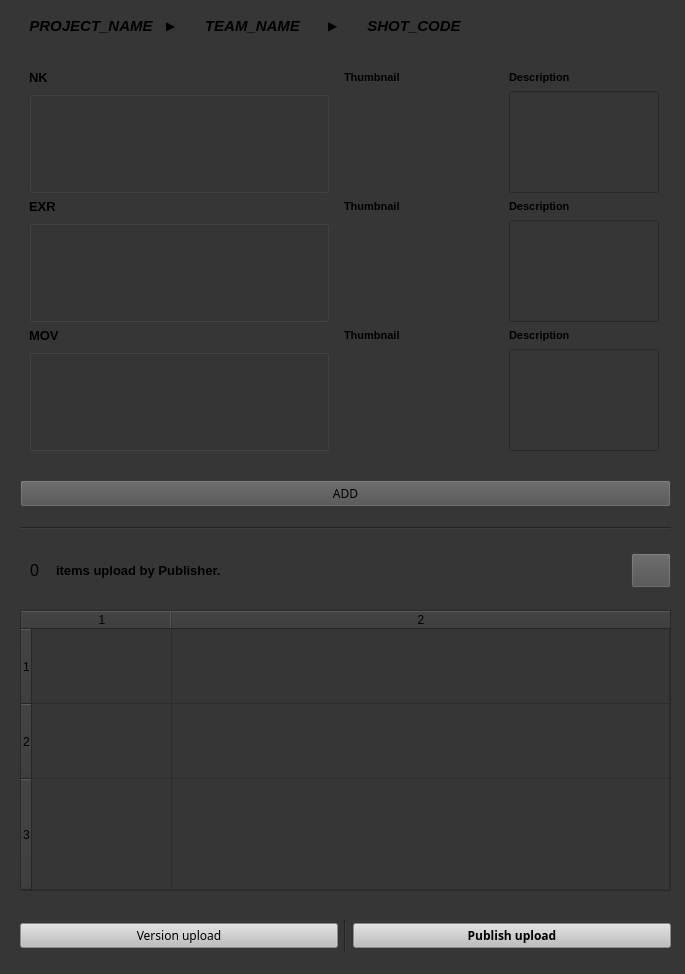
The window that pipeline/scripts/publish/publish_ver6.ui (UiChul/yummy) describes before a commit, drawn with Qt 5.
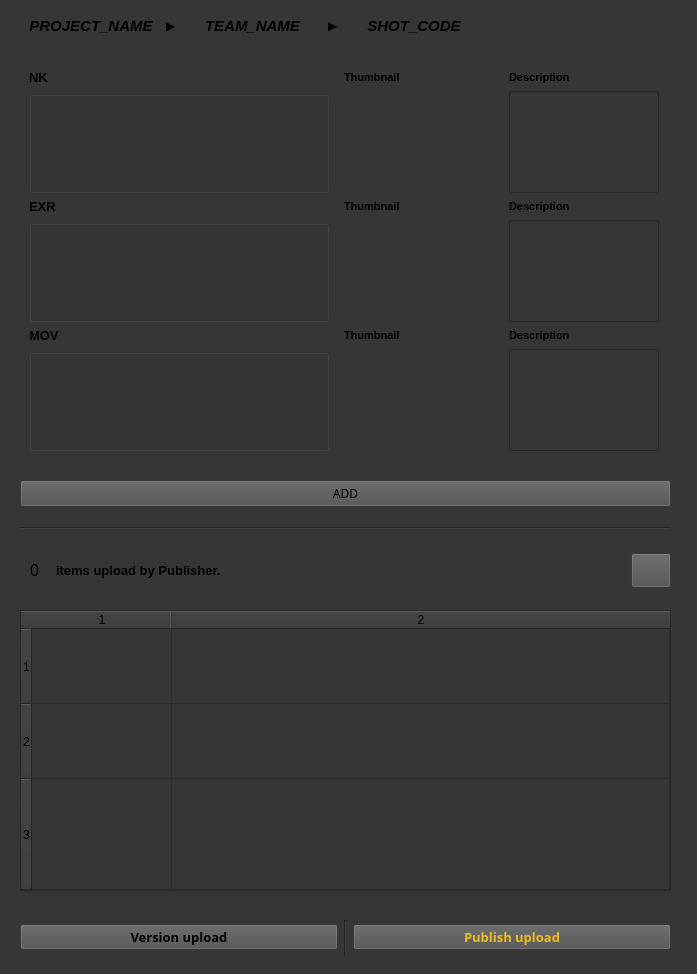
The same window after the commit.

```diff
--- a/pipeline/scripts/publish/publish_ver6.ui
+++ b/pipeline/scripts/publish/publish_ver6.ui
@@ -6,7 +6,7 @@
    <rect>
     <x>0</x>
     <y>0</y>
-    <width>685</width>
+    <width>697</width>
     <height>974</height>
    </rect>
   </property>
@@ -244,7 +244,7 @@
      <x>20</x>
      <y>920</y>
      <width>651</width>
-     <height>32</height>
+     <height>35</height>
     </rect>
    </property>
    <layout class="QHBoxLayout" name="horizontalLayout_2">
@@ -253,12 +253,13 @@
       <property name="font">
        <font>
         <family>Artifakt Element Book</family>
-        <weight>50</weight>
-        <bold>false</bold>
+        <pointsize>10</pointsize>
+        <weight>75</weight>
+        <bold>true</bold>
        </font>
       </property>
       <property name="styleSheet">
-       <string notr="true">background-color: rgb(190, 190, 190);
+       <string notr="true">background-color: rgb(80, 80, 80);
 </string>
       </property>
       <property name="text">
@@ -278,12 +279,14 @@
       <property name="font">
        <font>
         <family>Artifakt Element Book</family>
+        <pointsize>10</pointsize>
         <weight>75</weight>
         <bold>true</bold>
        </font>
       </property>
       <property name="styleSheet">
-       <string notr="true">background-color: rgb(190, 190, 190);
+       <string notr="true">background-color: rgb(80, 80, 80);
+color: rgb(238, 190, 31);
 </string>
       </property>
       <property name="text">
```
